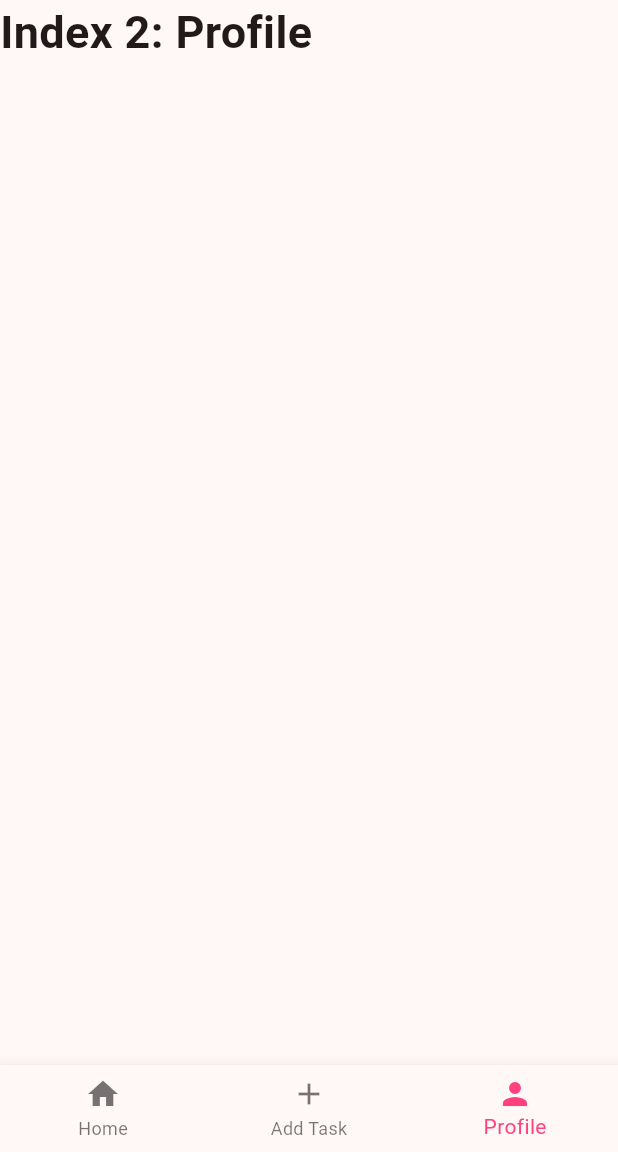
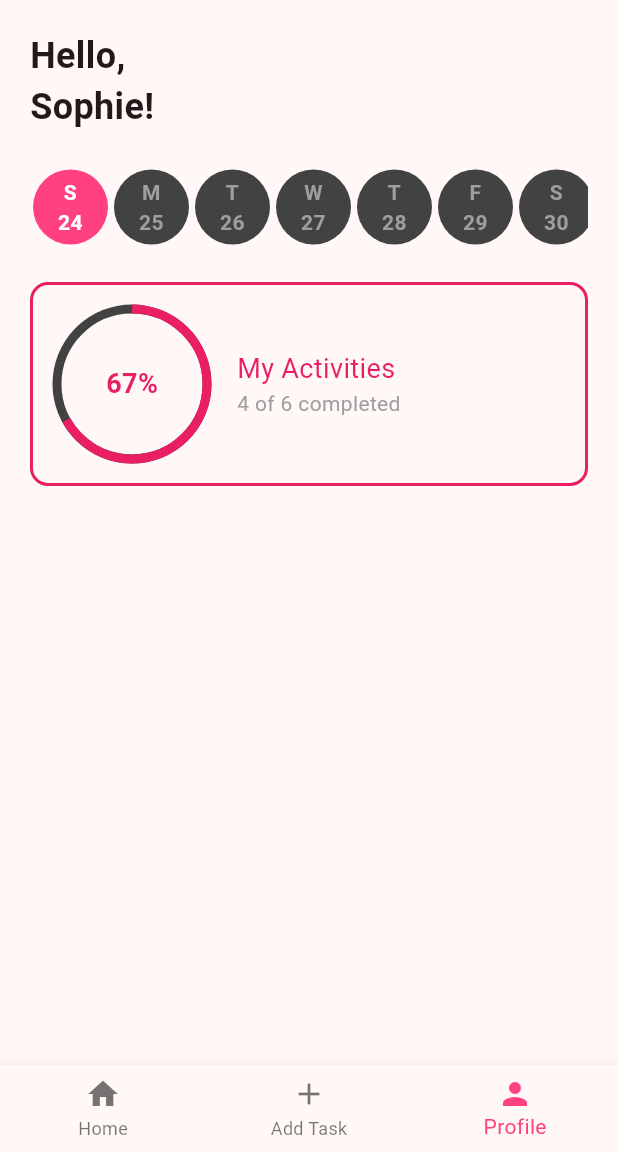
Before and after one commit to csa67/ProdPal, a Flutter app: the screen it shows after launch, item 3 of the bottom bar chosen, on a phone screen of 412 x 824 dp, the part 84-1236 px from its top. Run offline on Flutter 3.47's test engine with Material 3 defaults, Android fonts, the phone set to English and light mode, and no system bars.

Commit message:
Added stats page

```diff
--- /dev/null
+++ b/lib/StatsPage.dart
@@ -0,0 +1,150 @@
+import 'package:flutter/material.dart';
+import 'package:intl/intl.dart';
+
+class StatsPage extends StatelessWidget {
+  const StatsPage({super.key});
+
+  @override
+  Widget build(BuildContext context) {
+    return const Scaffold(
+      body: Padding(
+        padding: EdgeInsets.symmetric(horizontal: 20.0),
+        child: Column(
+          crossAxisAlignment: CrossAxisAlignment.start,
+          children: <Widget>[
+            SizedBox(height: 20),
+            // Provide some spacing from the top of the screen.
+            Text(
+              'Hello,\nSophie!',
+              style: TextStyle(
+                fontSize: 24,
+                fontWeight: FontWeight.bold,
+              ),
+            ),
+            SizedBox(height: 20),
+            //Scrollable list of days
+            ScrollableDays(),
+            SizedBox(height: 20),
+            // Activity progress indicator
+            ActivityProgressIndicator(),
+          ],
+        ),
+      ),
+    );
+  }
+}
+
+class ScrollableDays extends StatelessWidget {
+  const ScrollableDays({super.key});
+
+  @override
+  Widget build(BuildContext context) {
+    return SizedBox(
+        height: 60,
+        child: ListView.builder(
+        scrollDirection: Axis.horizontal,
+        itemCount: 30, // Number of days to display (e.g., a year)
+        itemBuilder: (context, index) {
+          // Calculate the date to display
+          final date = DateTime.now().add(Duration(days: index));
+          final displayDate =
+          DateFormat.E().format(date)[0]; // Short weekday (e.g., Mon, Tue)
+          final displayDay = DateFormat.d().format(date);
+
+          return Container(
+            width: 50,
+            margin: const EdgeInsets.symmetric(horizontal: 2),
+            padding: const EdgeInsets.all(8),
+            decoration: BoxDecoration(
+              color: index == 0 ? Colors.pinkAccent : Colors.grey[800],
+              shape: BoxShape.circle,
+            ),
+            alignment: Alignment.center,
+            child: Text(
+              '$displayDate\n$displayDay',
+              textAlign: TextAlign.center,
+              style: TextStyle(
+                fontWeight: FontWeight.bold,
+                color: index == 0 ? Colors.white : Colors.grey[500],
+              ),
+            ),
+          );
+        },));
+  }
+}
+
+class ActivityProgressIndicator extends StatelessWidget {
+  const ActivityProgressIndicator({super.key});
+
+  @override
+  Widget build(BuildContext context) {
+    // Customizable value for progress
+    double progressValue = 0.67;
+    int progressPercent = (progressValue * 100).toInt(); // Convert to percentage for display
+
+    return Container(
+      padding: const EdgeInsets.all(16),
+      decoration: BoxDecoration(
+        border: Border.all(
+          color: Colors.pink,
+          width: 2,
+        ),
+        borderRadius: BorderRadius.circular(12),
+      ),
+      child: Row(
+      mainAxisAlignment: MainAxisAlignment.center, // Center the row contents horizontally
+      crossAxisAlignment: CrossAxisAlignment.center, // Center the row contents vertically
+      children: [
+        // Circular Progress Indicator with Percentage in the Center
+        Stack(
+          alignment: Alignment.center,
+          children: [
+            SizedBox(
+              height: 100, // Smaller size for the circular progress indicator
+              width: 100,
+              child: CircularProgressIndicator(
+                value: progressValue, // Current progress
+                backgroundColor: Colors.grey[800],
+                valueColor: AlwaysStoppedAnimation<Color>(Colors.pink),
+                strokeWidth: 6, // Thinner stroke width
+              ),
+            ),
+            Text(
+              '$progressPercent%', // Display the percentage
+              style: const TextStyle(
+                fontWeight: FontWeight.bold,
+                fontSize: 18, // Smaller font size for the percentage text
+                color: Colors.pink,
+              ),
+            ),
+          ],
+        ),
+        SizedBox(width: 20), // Spacing between the progress indicator and the text
+        // Activities Text
+        Expanded( // Use Expanded to take up remaining space
+          child: Column(
+            mainAxisAlignment: MainAxisAlignment.center,
+            crossAxisAlignment: CrossAxisAlignment.start, // Align text to the start (left)
+            children: [
+              const Text(
+                'My Activities',
+                style: TextStyle(
+                  color: Colors.pink,
+                  fontSize: 18,
+                ),
+              ),
+              Text(
+                '4 of 6 completed',
+                style: TextStyle(
+                  color: Colors.grey[500],
+                  fontSize: 14,
+                ),
+              ),
+            ],
+          ),
+        ),
+      ],
+    ),
+    );
+  }
+}
--- a/lib/main.dart
+++ b/lib/main.dart
@@ -1,6 +1,7 @@
 import 'package:flutter/material.dart';
 import 'package:hci/CardView.dart';
 import 'package:hci/NewTaskPage.dart';
+import 'package:hci/StatsPage.dart';
 
 void main() {
   runApp(const MyApp());
@@ -39,7 +40,7 @@ class _MyHomePageState extends State<MyHomePage> {
   final List<Widget> _navOptions = <Widget>[
     const CardView(),
     const NewTaskPage(),
-    const Text('Index 2: Profile', style: optionStyle,),
+    const StatsPage(),
   ];
 
   void _onOptionSelected(int index) {
```
